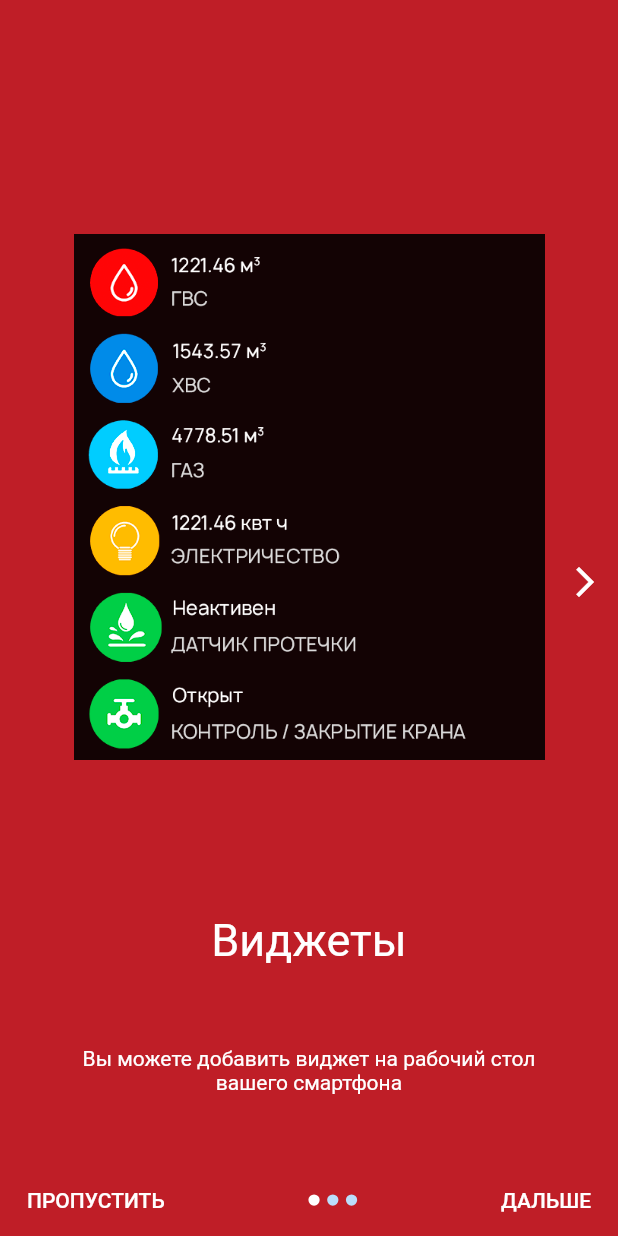
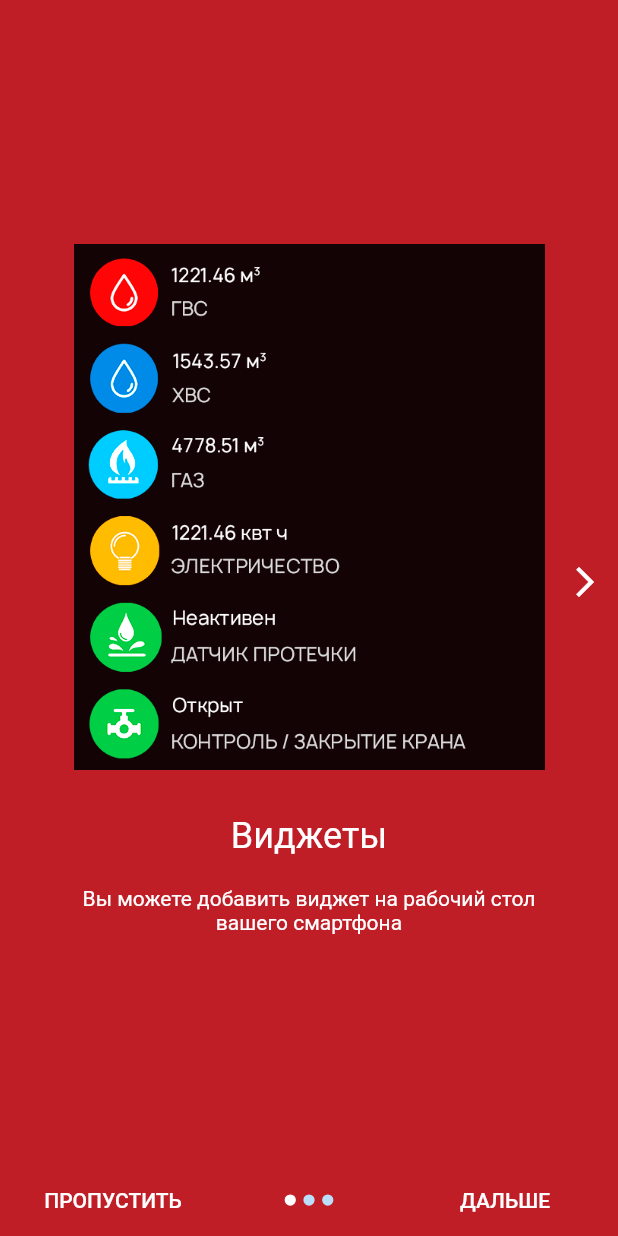
Before and after one commit to PDAWork/multisistema_flutter, a Flutter app: the Information screen opened by its route, on a phone screen of 412 x 824 dp. Run offline on Flutter 3.47's test engine with Material 2 defaults, Android fonts, the light colour scheme and no system bars; our stand-ins replace get_it.

Commit message:
правки 'экрана information

```diff
--- a/lib/app/ui/information/information.dart
+++ b/lib/app/ui/information/information.dart
@@ -117,12 +117,13 @@ class Information extends StatelessWidget {
               Consumer<PageViewProvider>(
                 builder: (context, value, child) {
                   return Row(
-                    mainAxisAlignment: MainAxisAlignment.spaceBetween,
                     children: [
-                      TextButton(
+                      Expanded(
+                        child: TextButton(
                             onPressed: () {}, child: const Text('ПРОПУСТИТЬ')),
-                      Row(
-                        mainAxisSize: MainAxisSize.min,
+                      ),
+                      Expanded(
+                        child: Row(
                           crossAxisAlignment: CrossAxisAlignment.center,
                           mainAxisAlignment: MainAxisAlignment.center,
                           children: [
@@ -132,7 +133,9 @@ class Information extends StatelessWidget {
                               decoration: BoxDecoration(
                                 color: value.index == 0
                                     ? Colors.white
-                                  : context.read<SettingsProvider>().setColorOfHour(),
+                                    : context
+                                        .read<SettingsProvider>()
+                                        .setColorOfHour(),
                                 shape: BoxShape.circle,
                               ),
                             ),
@@ -143,7 +146,9 @@ class Information extends StatelessWidget {
                               decoration: BoxDecoration(
                                 color: value.index == 1
                                     ? Colors.white
-                                  : context.read<SettingsProvider>().setColorOfHour(),
+                                    : context
+                                        .read<SettingsProvider>()
+                                        .setColorOfHour(),
                                 shape: BoxShape.circle,
                               ),
                             ),
@@ -154,13 +159,23 @@ class Information extends StatelessWidget {
                               decoration: BoxDecoration(
                                 color: value.index == 2
                                     ? Colors.white
-                                  : context.read<SettingsProvider>().setColorOfHour(),
+                                    : context
+                                        .read<SettingsProvider>()
+                                        .setColorOfHour(),
                                 shape: BoxShape.circle,
                               ),
                             ),
                           ],
                         ),
-                      TextButton(onPressed: () {}, child: const Text('ДАЛЬШЕ'))
+                      ),
+                      Expanded(
+                        child: TextButton(
+                          onPressed: () {},
+                          child: value.index != 2
+                              ? const Text('ДАЛЬШЕ')
+                              : const Text("НАЧАТЬ РАБОТУ"),
+                        ),
+                      )
                     ],
                   );
                 },
--- a/lib/app/ui/information/pages/page_one.dart
+++ b/lib/app/ui/information/pages/page_one.dart
@@ -19,28 +19,23 @@ class PageOne extends StatelessWidget {
       child: Column(
         mainAxisAlignment: MainAxisAlignment.center,
         children: [
-          const Spacer(),
-          Expanded(
-            flex: 8,
-            child: Image.asset(path),
+          Image.asset(
+            path,
+            height: 370,
           ),
-          const SizedBox(height: 25),
-          Expanded(
-            child: Text(
+          const SizedBox(height: 20),
+          Text(
             header,
             style: const TextStyle(
               color: Colors.white,
-                fontSize: 30,
+              fontSize: 24,
             ),
           ),
-          ),
-          const SizedBox(height: 25),
-          Expanded(
-            child: Text(
+          const SizedBox(height: 20),
+          Text(
             title,
             textAlign: TextAlign.center,
             style: const TextStyle(color: Colors.white),
-            ),
           ),
         ],
       ),
```
Lines whose indentation alone changed are shown as unchanged.
